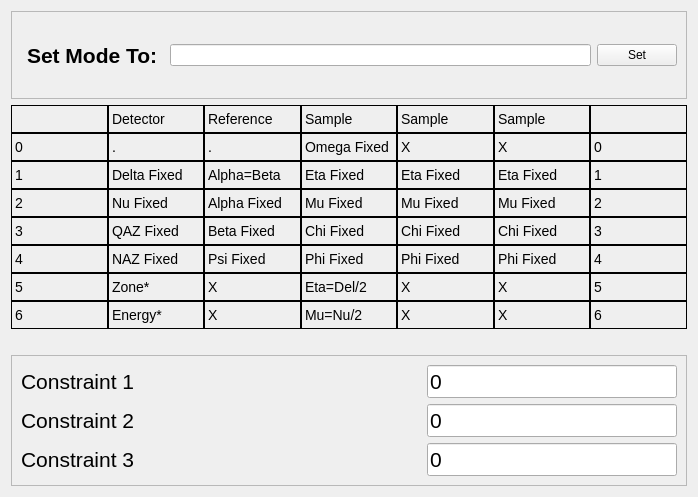
First picture: the form in gui/set_mode.ui, repository HugoValim/DAF, before the edit.
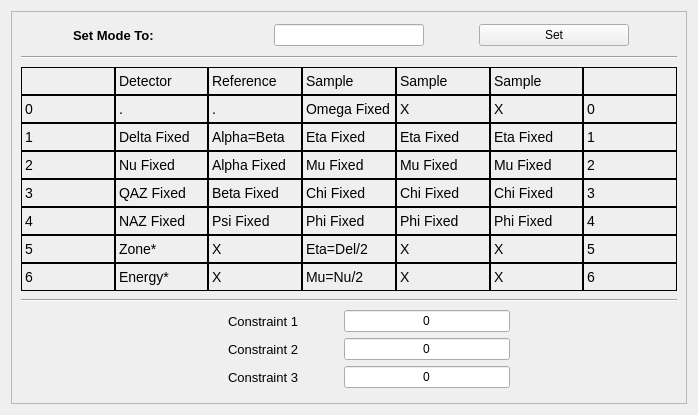
Second picture: the form after the edit.

Commit message: Changed daf.gui layout, and also fixed the logic tab in gui

```diff
--- a/gui/set_mode.ui
+++ b/gui/set_mode.ui
@@ -7,7 +7,7 @@
     <x>0</x>
     <y>0</y>
     <width>698</width>
-    <height>497</height>
+    <height>415</height>
    </rect>
   </property>
   <property name="windowTitle">
@@ -22,14 +22,35 @@
      <property name="frameShadow">
       <enum>QFrame::Raised</enum>
      </property>
-     <layout class="QHBoxLayout" name="horizontalLayout_2">
+     <layout class="QVBoxLayout" name="verticalLayout_5">
       <item>
-       <layout class="QHBoxLayout" name="horizontalLayout">
+       <layout class="QVBoxLayout" name="verticalLayout_4">
+        <item>
+         <layout class="QHBoxLayout" name="horizontalLayout_4">
+          <item>
+           <spacer name="horizontalSpacer">
+            <property name="orientation">
+             <enum>Qt::Horizontal</enum>
+            </property>
+            <property name="sizeHint" stdset="0">
+             <size>
+              <width>40</width>
+              <height>20</height>
+             </size>
+            </property>
+           </spacer>
+          </item>
         <item>
          <widget class="QLabel" name="label_9">
+            <property name="minimumSize">
+             <size>
+              <width>150</width>
+              <height>0</height>
+             </size>
+            </property>
           <property name="font">
            <font>
-            <pointsize>16</pointsize>
+              <pointsize>10</pointsize>
             <weight>75</weight>
             <bold>true</bold>
            </font>
@@ -40,7 +61,7 @@
     padding: 5px 0px;
     color: rgb(0, 0, 0);
     max-height: 18px;
-    font-size: 16pt;
+    font-size: 10pt;
 	font-weight: bold; 
 }</string>
           </property>
@@ -49,17 +70,62 @@
           </property>
          </widget>
         </item>
-       </layout>
+          <item>
+           <spacer name="horizontalSpacer_2">
+            <property name="orientation">
+             <enum>Qt::Horizontal</enum>
+            </property>
+            <property name="sizeHint" stdset="0">
+             <size>
+              <width>40</width>
+              <height>20</height>
+             </size>
+            </property>
+           </spacer>
       </item>
       <item>
        <widget class="QLineEdit" name="mode_input">
+            <property name="minimumSize">
+             <size>
+              <width>150</width>
+              <height>0</height>
+             </size>
+            </property>
+            <property name="maximumSize">
+             <size>
+              <width>150</width>
+              <height>16777215</height>
+             </size>
+            </property>
         <property name="toolTip">
          <string>&lt;html&gt;&lt;head/&gt;&lt;body&gt;&lt;p&gt;Set a mode by passing the number correspondig to the table columns. Eg: 215 will set Nu Fixed, Alpha=Beta, Eta=Del/2&lt;/p&gt;&lt;/body&gt;&lt;/html&gt;</string>
         </property>
-       </widget>
-      </item>
+            <property name="alignment">
+             <set>Qt::AlignCenter</set>
+            </property>
+           </widget>
+          </item>
+          <item>
+           <spacer name="horizontalSpacer_3">
+            <property name="orientation">
+             <enum>Qt::Horizontal</enum>
+            </property>
+            <property name="sizeHint" stdset="0">
+             <size>
+              <width>40</width>
+              <height>20</height>
+             </size>
+            </property>
+           </spacer>
+          </item>
       <item>
        <widget class="QPushButton" name="mode_input_button">
+            <property name="minimumSize">
+             <size>
+              <width>150</width>
+              <height>0</height>
+             </size>
+            </property>
         <property name="text">
          <string>Set</string>
         </property>
@@ -68,7 +134,28 @@
         </property>
        </widget>
       </item>
-     </layout>
+          <item>
+           <spacer name="horizontalSpacer_4">
+            <property name="orientation">
+             <enum>Qt::Horizontal</enum>
+            </property>
+            <property name="sizeHint" stdset="0">
+             <size>
+              <width>40</width>
+              <height>20</height>
+             </size>
+            </property>
+           </spacer>
+          </item>
+         </layout>
+        </item>
+       </layout>
+      </item>
+      <item>
+       <widget class="Line" name="line">
+        <property name="orientation">
+         <enum>Qt::Horizontal</enum>
+        </property>
     </widget>
    </item>
    <item>
@@ -1031,74 +1118,112 @@
     </layout>
    </item>
    <item>
-    <spacer name="verticalSpacer">
+       <widget class="Line" name="line_2">
      <property name="orientation">
-      <enum>Qt::Vertical</enum>
-     </property>
-     <property name="sizeType">
-      <enum>QSizePolicy::Fixed</enum>
-     </property>
-     <property name="sizeHint" stdset="0">
-      <size>
-       <width>20</width>
-       <height>20</height>
-      </size>
-     </property>
-    </spacer>
-   </item>
-   <item>
-    <widget class="QFrame" name="frame_2">
-     <property name="font">
-      <font>
-       <pointsize>16</pointsize>
-      </font>
-     </property>
-     <property name="frameShape">
-      <enum>QFrame::StyledPanel</enum>
-     </property>
-     <property name="frameShadow">
-      <enum>QFrame::Raised</enum>
-     </property>
-     <layout class="QHBoxLayout" name="horizontalLayout_3">
+         <enum>Qt::Horizontal</enum>
+        </property>
+       </widget>
+      </item>
       <item>
        <layout class="QGridLayout" name="gridLayout_2">
-        <item row="0" column="0">
-         <widget class="QLabel" name="label_set_cons1">
-          <property name="font">
-           <font>
-            <pointsize>16</pointsize>
-           </font>
+        <item row="2" column="2">
+         <widget class="QLineEdit" name="lineEdit_set_cons3">
+          <property name="minimumSize">
+           <size>
+            <width>150</width>
+            <height>0</height>
+           </size>
           </property>
+          <property name="maximumSize">
+           <size>
+            <width>250</width>
+            <height>16777215</height>
+           </size>
+          </property>
           <property name="text">
-           <string>Constraint 1</string>
+           <string>0</string>
           </property>
+          <property name="alignment">
+           <set>Qt::AlignCenter</set>
+          </property>
          </widget>
         </item>
-        <item row="2" column="0">
+        <item row="1" column="2">
+         <widget class="QLineEdit" name="lineEdit_set_cons2">
+          <property name="minimumSize">
+           <size>
+            <width>150</width>
+            <height>0</height>
+           </size>
+          </property>
+          <property name="maximumSize">
+           <size>
+            <width>250</width>
+            <height>16777215</height>
+           </size>
+          </property>
+          <property name="text">
+           <string>0</string>
+          </property>
+          <property name="alignment">
+           <set>Qt::AlignCenter</set>
+          </property>
+         </widget>
+        </item>
+        <item row="1" column="0">
+         <spacer name="horizontalSpacer_5">
+          <property name="orientation">
+           <enum>Qt::Horizontal</enum>
+          </property>
+          <property name="sizeHint" stdset="0">
+           <size>
+            <width>40</width>
+            <height>20</height>
+           </size>
+          </property>
+         </spacer>
+        </item>
+        <item row="1" column="3">
+         <spacer name="horizontalSpacer_6">
+          <property name="minimumSize">
+           <size>
+            <width>150</width>
+            <height>0</height>
+           </size>
+          </property>
+          <property name="orientation">
+           <enum>Qt::Horizontal</enum>
+          </property>
+          <property name="sizeHint" stdset="0">
+           <size>
+            <width>40</width>
+            <height>20</height>
+           </size>
+          </property>
+         </spacer>
+        </item>
+        <item row="2" column="1">
          <widget class="QLabel" name="label_set_cons3">
+          <property name="minimumSize">
+           <size>
+            <width>150</width>
+            <height>0</height>
+           </size>
+          </property>
           <property name="font">
            <font>
-            <pointsize>16</pointsize>
+            <pointsize>10</pointsize>
            </font>
           </property>
           <property name="text">
            <string>Constraint 3</string>
           </property>
-         </widget>
-        </item>
-        <item row="1" column="0">
-         <widget class="QLabel" name="label_set_cons2">
-          <property name="font">
-           <font>
-            <pointsize>16</pointsize>
-           </font>
+          <property name="alignment">
+           <set>Qt::AlignCenter</set>
           </property>
-          <property name="text">
-           <string>Constraint 2</string>
-          </property>
          </widget>
         </item>
-        <item row="0" column="1">
+        <item row="0" column="2">
          <widget class="QLineEdit" name="lineEdit_set_cons1">
           <property name="sizePolicy">
            <sizepolicy hsizetype="Preferred" vsizetype="Fixed">
@@ -1108,7 +1233,7 @@
           </property>
           <property name="minimumSize">
            <size>
-            <width>250</width>
+            <width>150</width>
             <height>0</height>
            </size>
           </property>
@@ -1120,44 +1245,51 @@
           </property>
           <property name="text">
            <string>0</string>
+          </property>
+          <property name="alignment">
+           <set>Qt::AlignCenter</set>
+          </property>
+         </widget>
+        </item>
+        <item row="0" column="1">
+         <widget class="QLabel" name="label_set_cons1">
+          <property name="minimumSize">
+           <size>
+            <width>150</width>
+            <height>0</height>
+           </size>
+          </property>
+          <property name="font">
+           <font>
+            <pointsize>10</pointsize>
+           </font>
+          </property>
+          <property name="text">
+           <string>Constraint 1</string>
+          </property>
+          <property name="alignment">
+           <set>Qt::AlignCenter</set>
           </property>
          </widget>
         </item>
         <item row="1" column="1">
-         <widget class="QLineEdit" name="lineEdit_set_cons2">
+         <widget class="QLabel" name="label_set_cons2">
           <property name="minimumSize">
            <size>
-            <width>250</width>
+            <width>150</width>
             <height>0</height>
            </size>
           </property>
-          <property name="maximumSize">
-           <size>
-            <width>250</width>
-            <height>16777215</height>
-           </size>
+          <property name="font">
+           <font>
+            <pointsize>10</pointsize>
+           </font>
           </property>
           <property name="text">
-           <string>0</string>
+           <string>Constraint 2</string>
           </property>
-         </widget>
-        </item>
-        <item row="2" column="1">
-         <widget class="QLineEdit" name="lineEdit_set_cons3">
-          <property name="minimumSize">
-           <size>
-            <width>250</width>
-            <height>0</height>
-           </size>
-          </property>
-          <property name="maximumSize">
-           <size>
-            <width>250</width>
-            <height>16777215</height>
-           </size>
-          </property>
-          <property name="text">
-           <string>0</string>
+          <property name="alignment">
+           <set>Qt::AlignCenter</set>
           </property>
          </widget>
         </item>
```
Left out of the diff: 1192 changed lines with no effect on the pictures. Lines whose indentation alone changed are shown as unchanged. The commit also changes 12 other files.
